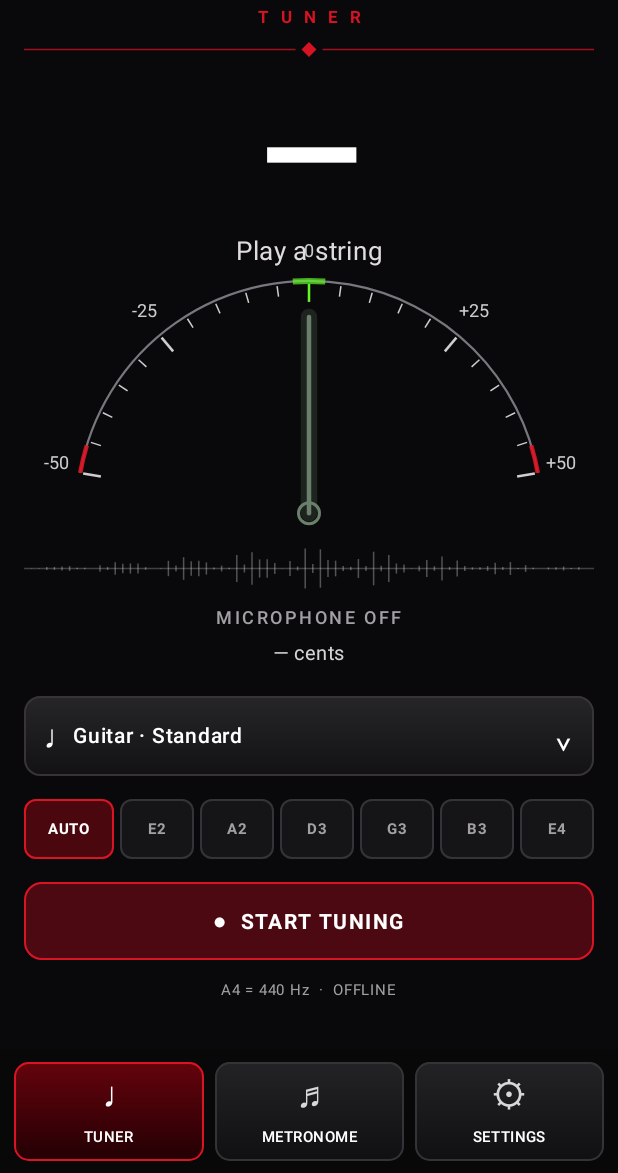
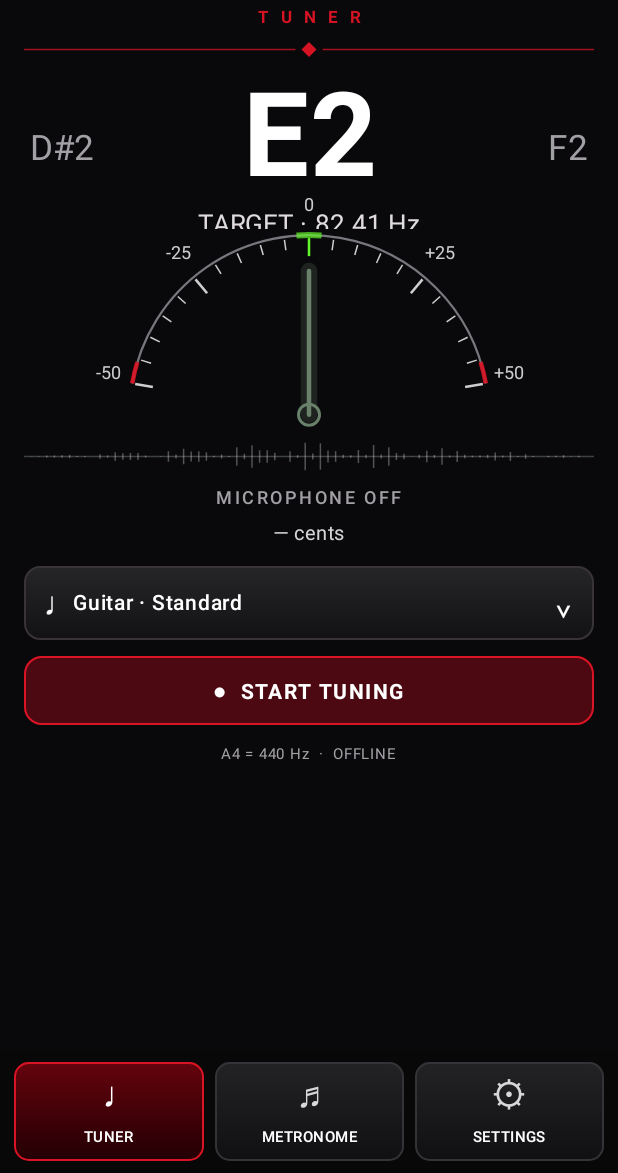
Before and after one commit to lazosorestis-wq/Fishbone-Tuner-v0.1, an Android app built with Jetpack Compose: the screen it shows after launch (MainActivity), on a phone screen of 412 x 824 dp, the part 63-1236 px from its top. Run offline under Robolectric (Android 15) with nearby library versions, the phone set to English and light mode, and no system bars.

Commit message:
Make tuner fit smaller Android screens; show initial target E2 and collapse manual string controls

```diff
--- a/app/src/main/java/com/fishbone/tuner/MainActivity.kt
+++ b/app/src/main/java/com/fishbone/tuner/MainActivity.kt
@@ -124,6 +124,7 @@ private fun TunerScreen(preset: Tuning, onTuningChange: (Tuning) -> Unit) {
     var pitch by remember { mutableStateOf<Double?>(null) }
     var preset by remember { mutableStateOf(Tunings.all.first()) }
     var showPresets by remember { mutableStateOf(false) }
+    var showStrings by remember { mutableStateOf(false) }
     var selectedString by remember { mutableIntStateOf(-1) } // -1 = chromatic/automatic
     val engine = remember { TunerEngine(scope) { pitch = it } }
     val permissionLauncher = rememberLauncherForActivityResult(ActivityResultContracts.RequestPermission()) { allowed ->
@@ -147,6 +148,7 @@ private fun TunerScreen(preset: Tuning, onTuningChange: (Tuning) -> Unit) {
     val cents = if (pitch != null && targetMidi != null) Tunings.cents(pitch!!, targetMidi) else null
     val meterCents = cents?.coerceIn(-50.0, 50.0) ?: 0.0
     val inTune = cents != null && abs(cents) <= 3.0
+    val displayMidi = targetMidi ?: preset.strings.firstOrNull()?.midi
     val animatedCents by animateFloatAsState(
         targetValue = meterCents.toFloat(),
         animationSpec = tween(durationMillis = 160),
@@ -160,34 +162,36 @@ private fun TunerScreen(preset: Tuning, onTuningChange: (Tuning) -> Unit) {
         horizontalAlignment = Alignment.CenterHorizontally
     ) {
         FishboneHeader("")
-        Spacer(Modifier.height(13.dp))
+        Spacer(Modifier.height(8.dp))
         // Larger centered note and adjacent semitones, as in the approved design.
-        Box(Modifier.fillMaxWidth().height(132.dp)) {
-            val name = targetMidi?.let(Tunings::name) ?: "—"
+        Box(Modifier.fillMaxWidth().height(108.dp)) {
+            val name = displayMidi?.let(Tunings::name) ?: "—"
             Column(Modifier.align(Alignment.Center),
                 horizontalAlignment = Alignment.CenterHorizontally) {
                 Text(name,
                     color = if (inTune) Green else Color.White,
-                    fontSize = if (name.length > 3) 76.sp else 88.sp,
+                    fontSize = if (name.length > 3) 68.sp else 78.sp,
                     fontWeight = FontWeight.Bold,
-                    lineHeight = 92.sp,
+                    lineHeight = 82.sp,
                     textAlign = TextAlign.Center)
                 Text(
-                    pitch?.let { "%.2f Hz".format(java.util.Locale.US, it) } ?: "Play a string",
+                    pitch?.let { "%.2f Hz".format(java.util.Locale.US, it) }
+                        ?: displayMidi?.let { "TARGET · %.2f Hz".format(java.util.Locale.US, Tunings.freq(it)) }
+                        ?: "Play a string",
                     color = Color(0xFFDFDBDF), fontSize = 17.sp)
             }
-            if (targetMidi != null) {
-                Text(Tunings.name(targetMidi - 1),
+            if (displayMidi != null) {
+                Text(Tunings.name(displayMidi - 1),
                     Modifier.align(Alignment.CenterStart).padding(start = 4.dp),
                     fontSize = 23.sp, color = Muted)
-                Text(Tunings.name(targetMidi + 1),
+                Text(Tunings.name(displayMidi + 1),
                     Modifier.align(Alignment.CenterEnd).padding(end = 4.dp),
                     fontSize = 23.sp, color = Muted)
             }
         }
         TuningMeter(animatedCents.toDouble(), listening && pitch != null, inTune)
         Spacer(Modifier.height(4.dp))
-        Canvas(Modifier.fillMaxWidth().height(34.dp)) {
+        Canvas(Modifier.fillMaxWidth().height(23.dp)) {
             val y = size.height / 2f
             val mid = size.width / 2f
             drawLine(Color(0xFF3D4044), Offset(0f,y),Offset(size.width,y),1.dp.toPx())
@@ -216,10 +220,10 @@ private fun TunerScreen(preset: Tuning, onTuningChange: (Tuning) -> Unit) {
         Text(cents?.let { "%+.1f cents".format(java.util.Locale.US, it) } ?: "— cents",
             color = Color(0xFFD5D5D5), fontSize = 13.sp)
 
-        Spacer(Modifier.height(16.dp))
+        Spacer(Modifier.height(9.dp))
         val tileShape = RoundedCornerShape(11.dp)
         Row(
-            Modifier.fillMaxWidth().height(53.dp)
+            Modifier.fillMaxWidth().height(49.dp)
                 .background(Brush.verticalGradient(listOf(Color(0xFF262528),Color(0xFF121113))),tileShape)
                 .border(1.dp, Color(0xFF383338),tileShape)
                 .clickable { showPresets = true }.padding(horizontal=14.dp),
@@ -232,26 +236,28 @@ private fun TunerScreen(preset: Tuning, onTuningChange: (Tuning) -> Unit) {
             Text("⌄",color=Color.White,fontSize=22.sp)
         }
 
-        Spacer(Modifier.height(15.dp))
-        Row(
-            Modifier.fillMaxWidth(),
-            horizontalArrangement=Arrangement.spacedBy(4.dp)
-        ) {
-            StringChip("AUTO", selectedString == -1, Modifier.weight(1.20f)) { selectedString = -1 }
-            preset.strings.forEachIndexed { index, note ->
-                StringChip(note.label, selectedString == index, Modifier.weight(1f)) {
-                    selectedString = index
+        if (showStrings) {
+            Spacer(Modifier.height(7.dp))
+            Row(Modifier.fillMaxWidth(), horizontalArrangement=Arrangement.spacedBy(4.dp)) {
+                StringChip("AUTO", selectedString == -1, Modifier.weight(1.20f)) {
+                    selectedString = -1
+                    showStrings = false
+                }
+                preset.strings.forEachIndexed { index, note ->
+                    StringChip(note.label, selectedString == index, Modifier.weight(1f)) {
+                        selectedString = index
+                        showStrings = false
+                    }
                 }
             }
         }
-
-        Spacer(Modifier.height(15.dp))
+        Spacer(Modifier.height(10.dp))
         OutlinedButton(
             onClick = {
                 if (!hasPermission) permissionLauncher.launch(Manifest.permission.RECORD_AUDIO)
                 else listening = !listening
             },
-            modifier = Modifier.fillMaxWidth().height(52.dp),
+            modifier = Modifier.fillMaxWidth().height(46.dp),
             shape = RoundedCornerShape(12.dp),
             border = androidx.compose.foundation.BorderStroke(1.dp, Red),
             colors = ButtonDefaults.outlinedButtonColors(
@@ -304,7 +310,7 @@ private fun StringChip(label: String, selected: Boolean, modifier: Modifier, onC
 
 @Composable
 private fun TuningMeter(cents: Double, active: Boolean, inTune: Boolean) {
-    Canvas(modifier = Modifier.fillMaxWidth().height(176.dp)) {
+    Canvas(modifier = Modifier.fillMaxWidth().height(136.dp)) {
         val cx = size.width / 2f
         val cy = size.height * 0.91f
         val radius = minOf(size.width * 0.46f, size.height * 0.88f)
```
